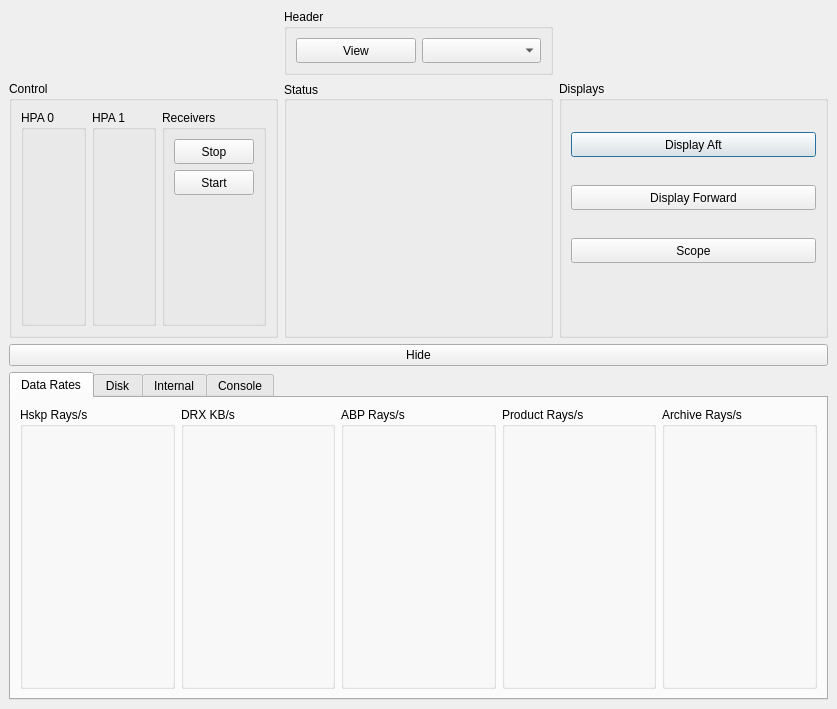
Before: the Qt Designer form src/eldoragui/EldoraMain.ui in NCAR/eldora_instrument, drawn with Qt 5.
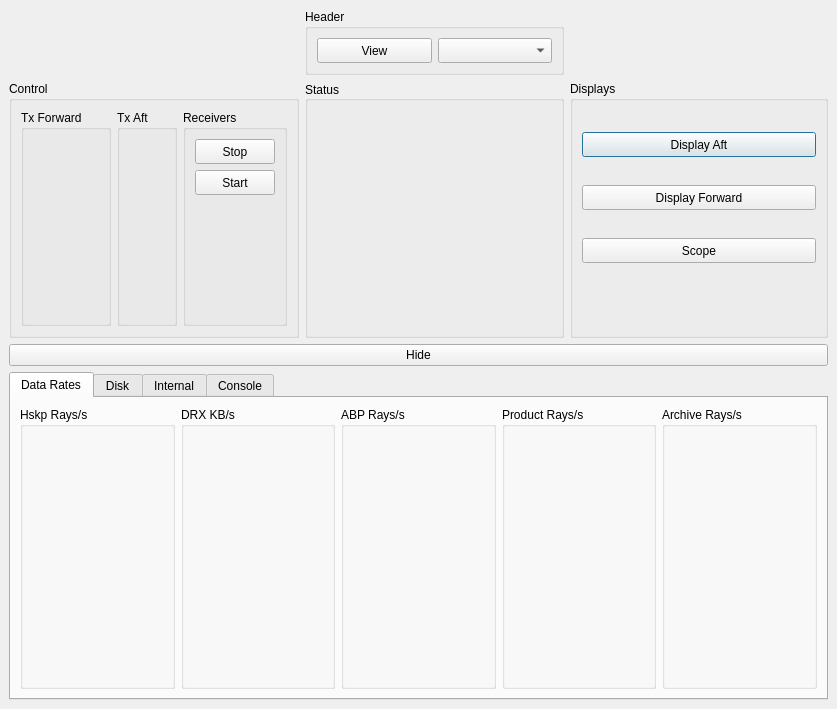
After: the same form once the commit is applied.

Commit message: changed label on tx control box

The edit to the form file:
```diff
--- a/src/eldoragui/EldoraMain.ui
+++ b/src/eldoragui/EldoraMain.ui
@@ -274,14 +274,14 @@
         <item>
          <widget class="QGroupBox" name="hpa0Box" >
           <property name="title" >
-           <string>HPA 0</string>
+           <string>Tx Forward</string>
           </property>
          </widget>
         </item>
         <item>
          <widget class="QGroupBox" name="hpa1Box" >
           <property name="title" >
-           <string>HPA 1</string>
+           <string>Tx Aft</string>
           </property>
          </widget>
         </item>
```
